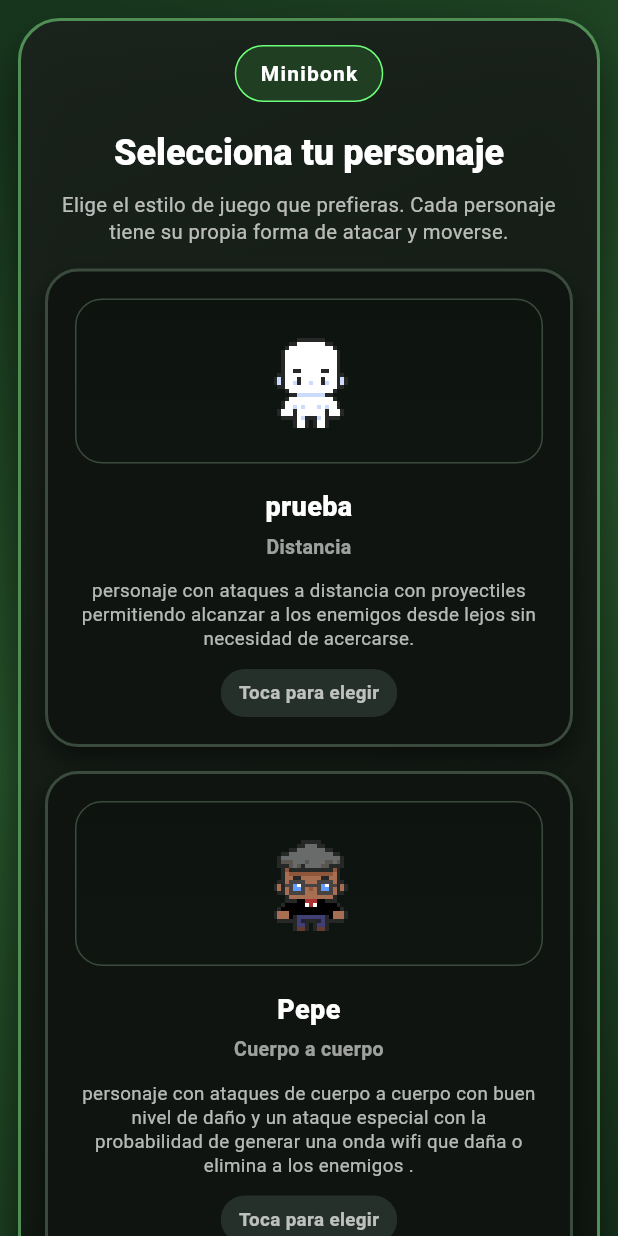
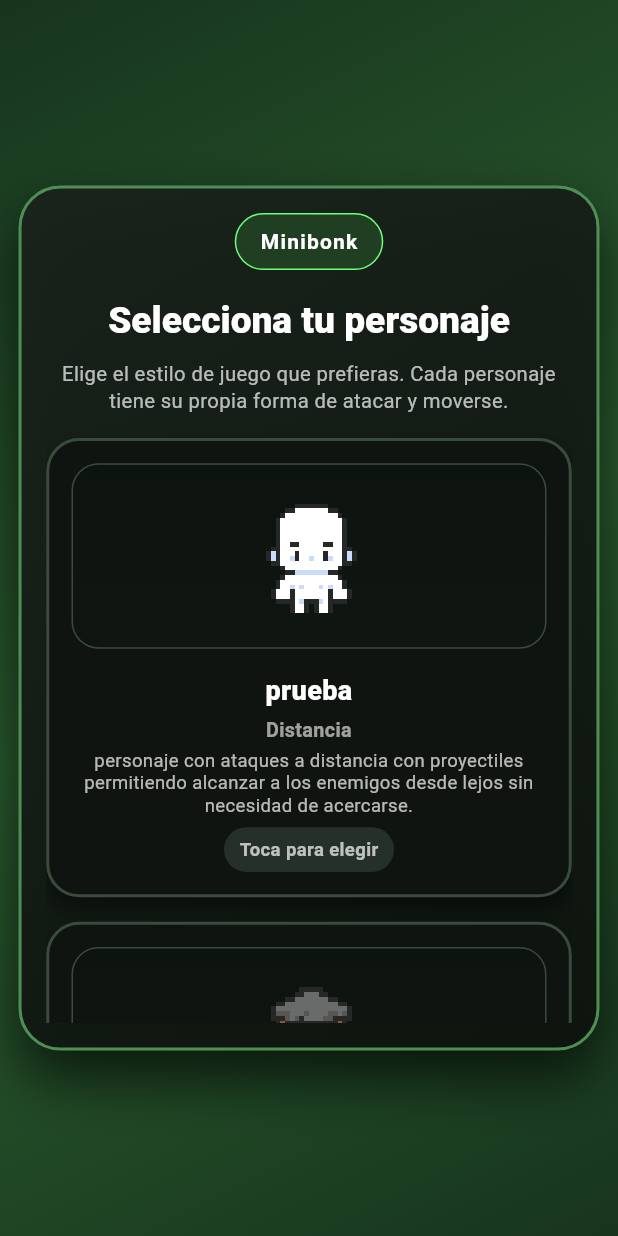
Before and after one commit to vicentesilv/minibonk, a Flutter app: the SuperposicionMenuInicio widget shown alone on an empty page, opened directly with empty values, on a phone screen of 412 x 824 dp. Run offline on Flutter 3.47's test engine with Material 3 defaults, Android fonts, the light colour scheme and no system bars; missing offline and left inert: flame.

Commit message:
menu responsivo

```diff
--- a/lib/features/juego/presentation/overlays/superposicion_menu_inicio.dart
+++ b/lib/features/juego/presentation/overlays/superposicion_menu_inicio.dart
@@ -8,7 +8,8 @@ class SuperposicionMenuInicio extends StatefulWidget {
   final JuegoMiniBonk juego;
 
   @override
-  State<SuperposicionMenuInicio> createState() => _SuperposicionMenuInicioState();
+  State<SuperposicionMenuInicio> createState() =>
+      _SuperposicionMenuInicioState();
 }
 
 class _SuperposicionMenuInicioState extends State<SuperposicionMenuInicio> {
@@ -17,25 +18,25 @@ class _SuperposicionMenuInicioState extends State<SuperposicionMenuInicio> {
   @override
   Widget build(BuildContext context) {
     final tema = Theme.of(context);
-    final anchoPantalla = MediaQuery.sizeOf(context).width;
+    final size = MediaQuery.sizeOf(context);
+    final anchoPantalla = size.width;
+    final altoPantalla = size.height;
     final esMovil = anchoPantalla < 600;
-    final margenExterior = esMovil ? 12.0 : 24.0;
-    final rellenoPanel = esMovil ? 16.0 : 24.0;
-    final maxAnchoPanel = esMovil ? 560.0 : 920.0;
-    final separacionTarjetas = esMovil ? 12.0 : 16.0;
-    final tamanioTitulo = esMovil ? 24.0 : 34.0;
-    final tamanioBoton = esMovil ? 16.0 : 18.0;
+    // Usar porcentajes para móviles
+    final margenExterior = esMovil ? altoPantalla * 0.015 : 24.0;
+    final rellenoPanel = esMovil ? altoPantalla * 0.02 : 24.0;
+    final maxAnchoPanel = esMovil ? anchoPantalla * 0.95 : 920.0;
+    final maxAltoPanel = esMovil ? altoPantalla * 0.7 : altoPantalla * 0.85;
+    final separacionTarjetas = esMovil ? altoPantalla * 0.015 : 16.0;
+    final tamanioTitulo = esMovil ? altoPantalla * 0.03 : 34.0;
+    final tamanioBoton = esMovil ? altoPantalla * 0.02 : 18.0;
 
     return Material(
       color: const Color(0xCC17351D),
       child: Container(
         decoration: const BoxDecoration(
           gradient: LinearGradient(
-            colors: [
-              Color(0xFF17351D),
-              Color(0xFF2A5B2E),
-              Color(0xFF17351D),
-            ],
+            colors: [Color(0xFF17351D), Color(0xFF2A5B2E), Color(0xFF17351D)],
             begin: Alignment.topLeft,
             end: Alignment.bottomRight,
           ),
@@ -45,20 +46,23 @@ class _SuperposicionMenuInicioState extends State<SuperposicionMenuInicio> {
             child: SingleChildScrollView(
               padding: EdgeInsets.all(margenExterior),
               child: ConstrainedBox(
-                constraints: BoxConstraints(maxWidth: maxAnchoPanel),
+                constraints: BoxConstraints(
+                  maxWidth: maxAnchoPanel,
+                  maxHeight: maxAltoPanel,
+                ),
                 child: Container(
                   padding: EdgeInsets.all(rellenoPanel),
                   decoration: BoxDecoration(
                     gradient: const LinearGradient(
-                      colors: [
-                        Color(0xF21A221C),
-                        Color(0xF20D140E),
-                      ],
+                      colors: [Color(0xF21A221C), Color(0xF20D140E)],
                       begin: Alignment.topLeft,
                       end: Alignment.bottomRight,
                     ),
                     borderRadius: BorderRadius.circular(28),
-                    border: Border.all(color: const Color(0xFF4F8F55), width: 2),
+                    border: Border.all(
+                      color: const Color(0xFF4F8F55),
+                      width: 2,
+                    ),
                     boxShadow: const [
                       BoxShadow(
                         color: Color(0xAA000000),
@@ -67,11 +71,15 @@ class _SuperposicionMenuInicioState extends State<SuperposicionMenuInicio> {
                       ),
                     ],
                   ),
+                  child: SingleChildScrollView(
                     child: Column(
                       mainAxisSize: MainAxisSize.min,
                       children: [
                         Container(
-                        padding: const EdgeInsets.symmetric(horizontal: 16, vertical: 8),
+                          padding: const EdgeInsets.symmetric(
+                            horizontal: 16,
+                            vertical: 8,
+                          ),
                           decoration: BoxDecoration(
                             color: const Color(0xFF1F3E22),
                             borderRadius: BorderRadius.circular(999),
@@ -109,17 +117,23 @@ class _SuperposicionMenuInicioState extends State<SuperposicionMenuInicio> {
                         SizedBox(height: esMovil ? 16 : 24),
                         LayoutBuilder(
                           builder: (context, constraints) {
-                          final usarColumna = constraints.maxWidth < 720 || esMovil;
+                            final usarColumna =
+                                constraints.maxWidth < 720 || esMovil;
                             return Flex(
-                            direction: usarColumna ? Axis.vertical : Axis.horizontal,
+                              direction: usarColumna
+                                  ? Axis.vertical
+                                  : Axis.horizontal,
                               children: [
                                 Expanded(
                                   child: _TarjetaPersonaje(
                                     titulo: 'prueba',
                                     subtitulo: 'Distancia',
-                                  descripcion: 'personaje con ataques a distancia con proyectiles permitiendo alcanzar a los enemigos desde lejos sin necesidad de acercarse.',
-                                  seleccionada: _seleccion == TipoPersonaje.prueba,
-                                  imagenAsset: 'assets/images/personajes/prueba/abajo.png',
+                                    descripcion:
+                                        'personaje con ataques a distancia con proyectiles permitiendo alcanzar a los enemigos desde lejos sin necesidad de acercarse.',
+                                    seleccionada:
+                                        _seleccion == TipoPersonaje.prueba,
+                                    imagenAsset:
+                                        'assets/images/personajes/prueba/abajo.png',
                                     onTap: () {
                                       setState(() {
                                         _seleccion = TipoPersonaje.prueba;
@@ -127,13 +141,18 @@ class _SuperposicionMenuInicioState extends State<SuperposicionMenuInicio> {
                                     },
                                   ),
                                 ),
-                              SizedBox(width: usarColumna ? 0 : separacionTarjetas, height: usarColumna ? separacionTarjetas : 0),
+                                SizedBox(
+                                  width: usarColumna ? 0 : separacionTarjetas,
+                                  height: usarColumna ? separacionTarjetas : 0,
+                                ),
                                 Expanded(
                                   child: _TarjetaPersonaje(
                                     titulo: 'Pepe',
                                     subtitulo: 'Cuerpo a cuerpo',
-                                  descripcion: 'personaje con ataques de cuerpo a cuerpo con buen nivel de daño y un ataque especial con la probabilidad de generar una onda wifi que daña o elimina a los enemigos .',
-                                  seleccionada: _seleccion == TipoPersonaje.pepe,
+                                    descripcion:
+                                        'personaje con ataques de cuerpo a cuerpo con buen nivel de daño y un ataque especial con la probabilidad de generar una onda wifi que daña o elimina a los enemigos .',
+                                    seleccionada:
+                                        _seleccion == TipoPersonaje.pepe,
                                     animacionAssets: const [
                                       'assets/images/Personajes/pepe/quieto/quieto enfrente1.png',
                                       'assets/images/Personajes/pepe/quieto/quieto enfrente2.png',
@@ -156,12 +175,16 @@ class _SuperposicionMenuInicioState extends State<SuperposicionMenuInicio> {
                             onPressed: _seleccion == null
                                 ? null
                                 : () {
-                                  widget.juego.iniciarConPersonaje(_seleccion!);
+                                    widget.juego.iniciarConPersonaje(
+                                      _seleccion!,
+                                    );
                                   },
                             style: ElevatedButton.styleFrom(
                               backgroundColor: const Color(0xFF6DFF7A),
                               foregroundColor: Colors.black,
-                            padding: EdgeInsets.symmetric(vertical: esMovil ? 14 : 18),
+                              padding: EdgeInsets.symmetric(
+                                vertical: esMovil ? 14 : 18,
+                              ),
                               textStyle: TextStyle(
                                 fontSize: tamanioBoton,
                                 fontWeight: FontWeight.bold,
@@ -175,6 +198,7 @@ class _SuperposicionMenuInicioState extends State<SuperposicionMenuInicio> {
                           ),
                         ),
                       ],
+                    ),
                   ),
                 ),
               ),
@@ -207,12 +231,33 @@ class _TarjetaPersonaje extends StatelessWidget {
 
   @override
   Widget build(BuildContext context) {
-    final borde = seleccionada ? const Color(0xFF6DFF7A) : const Color(0xFF3A4A3C);
-    final fondo = seleccionada ? const Color(0xFF1E2F21) : const Color(0xFF0F1410);
-    final anchoPantalla = MediaQuery.sizeOf(context).width;
+    final borde = seleccionada
+        ? const Color(0xFF6DFF7A)
+        : const Color(0xFF3A4A3C);
+    final fondo = seleccionada
+        ? const Color(0xFF1E2F21)
+        : const Color(0xFF0F1410);
+    final size = MediaQuery.sizeOf(context);
+    final anchoPantalla = size.width;
+    final altoPantalla = size.height;
     final esMovil = anchoPantalla < 600;
-    final altoImagen = esMovil ? 110.0 : 180.0;
-    final tamanioTitulo = esMovil ? 18.0 : 22.0;
+    // Usar porcentajes para tamaños
+    final altoImagen = esMovil ? altoPantalla * 0.15 : altoPantalla * 0.22;
+    final tamanioTitulo = esMovil
+        ? (altoPantalla * 0.022).clamp(13.0, 18.0)
+        : (altoPantalla * 0.025).clamp(15.0, 22.0);
+    final tamanioSubtitulo = esMovil
+        ? (altoPantalla * 0.016).clamp(11.0, 15.0)
+        : (altoPantalla * 0.018).clamp(12.0, 16.0);
+    final tamanioDescripcion = esMovil
+        ? (altoPantalla * 0.015).clamp(10.0, 14.0)
+        : (altoPantalla * 0.017).clamp(11.0, 15.0);
+    final tamanioEstado = esMovil
+        ? (altoPantalla * 0.015).clamp(10.0, 14.0)
+        : (altoPantalla * 0.017).clamp(11.0, 15.0);
+    final paddingGeneral = esMovil ? altoPantalla * 0.018 : 18.0;
+    final paddingImagen = esMovil ? altoPantalla * 0.012 : 12.0;
+    final separacionVertical = esMovil ? altoPantalla * 0.018 : 16.0;
 
     return InkWell(
       onTap: onTap,
@@ -220,7 +265,7 @@ class _TarjetaPersonaje extends StatelessWidget {
       child: AnimatedContainer(
         duration: const Duration(milliseconds: 180),
         margin: const EdgeInsets.only(bottom: 4),
-        padding: const EdgeInsets.all(18),
+        padding: EdgeInsets.all(paddingGeneral),
         decoration: BoxDecoration(
           color: fondo,
           borderRadius: BorderRadius.circular(22),
@@ -233,6 +278,7 @@ class _TarjetaPersonaje extends StatelessWidget {
             ),
           ],
         ),
+        child: SingleChildScrollView(
           child: Column(
             crossAxisAlignment: CrossAxisAlignment.center,
             children: [
@@ -243,7 +289,9 @@ class _TarjetaPersonaje extends StatelessWidget {
                   gradient: LinearGradient(
                     colors: [
                       const Color(0xFF0D130F),
-                    seleccionada ? const Color(0xFF18361D) : const Color(0xFF0F1511),
+                      seleccionada
+                          ? const Color(0xFF18361D)
+                          : const Color(0xFF0F1511),
                     ],
                     begin: Alignment.topCenter,
                     end: Alignment.bottomCenter,
@@ -251,7 +299,7 @@ class _TarjetaPersonaje extends StatelessWidget {
                   borderRadius: BorderRadius.circular(18),
                   border: Border.all(color: borde),
                 ),
-              padding: const EdgeInsets.all(12),
+                padding: EdgeInsets.all(paddingImagen),
                 child: animacionAssets != null
                     ? _PreviewAnim(frames: animacionAssets!)
                     : Image.asset(
@@ -259,13 +307,17 @@ class _TarjetaPersonaje extends StatelessWidget {
                         fit: BoxFit.contain,
                         filterQuality: FilterQuality.none,
                         errorBuilder: (context, error, stackTrace) {
-                        return const Center(
-                          child: Icon(Icons.person, size: 72, color: Colors.white54),
+                          return Center(
+                            child: Icon(
+                              Icons.person,
+                              size: altoImagen * 0.65,
+                              color: Colors.white54,
+                            ),
                           );
                         },
                       ),
               ),
-            const SizedBox(height: 16),
+              SizedBox(height: separacionVertical),
               Text(
                 titulo,
                 style: TextStyle(
@@ -275,33 +327,39 @@ class _TarjetaPersonaje extends StatelessWidget {
                 ),
                 textAlign: TextAlign.center,
               ),
-            const SizedBox(height: 4),
+              SizedBox(height: separacionVertical * 0.25),
               Text(
                 subtitulo,
                 style: TextStyle(
-                color: seleccionada ? const Color(0xFF8CFF93) : Colors.white60,
+                  color: seleccionada
+                      ? const Color(0xFF8CFF93)
+                      : Colors.white60,
                   fontWeight: FontWeight.w600,
-                fontSize: esMovil ? 13 : 14,
+                  fontSize: tamanioSubtitulo,
                 ),
                 textAlign: TextAlign.center,
               ),
-            const SizedBox(height: 4),
-            const SizedBox(height: 8),
+              SizedBox(height: separacionVertical * 0.2),
               Text(
                 descripcion,
                 style: TextStyle(
                   color: Colors.white70,
                   height: 1.25,
-                fontSize: esMovil ? 12.5 : 14,
+                  fontSize: tamanioDescripcion,
                 ),
                 textAlign: TextAlign.center,
               ),
-            const SizedBox(height: 12),
+              SizedBox(height: separacionVertical * 0.5),
               AnimatedContainer(
                 duration: const Duration(milliseconds: 180),
-              padding: EdgeInsets.symmetric(horizontal: esMovil ? 12 : 14, vertical: esMovil ? 7 : 8),
+                padding: EdgeInsets.symmetric(
+                  horizontal: paddingGeneral * 0.7,
+                  vertical: paddingGeneral * 0.4,
+                ),
                 decoration: BoxDecoration(
-                color: seleccionada ? const Color(0xFF2D6B31) : const Color(0xFF26302A),
+                  color: seleccionada
+                      ? const Color(0xFF2D6B31)
+                      : const Color(0xFF26302A),
                   borderRadius: BorderRadius.circular(999),
                 ),
                 child: Text(
@@ -309,11 +367,12 @@ class _TarjetaPersonaje extends StatelessWidget {
                   style: TextStyle(
                     color: seleccionada ? Colors.white : Colors.white70,
                     fontWeight: FontWeight.w700,
-                  fontSize: esMovil ? 12.5 : 14,
+                    fontSize: tamanioEstado,
                   ),
                 ),
               ),
             ],
+          ),
         ),
       ),
     );
```
Lines whose indentation alone changed are shown as unchanged.
